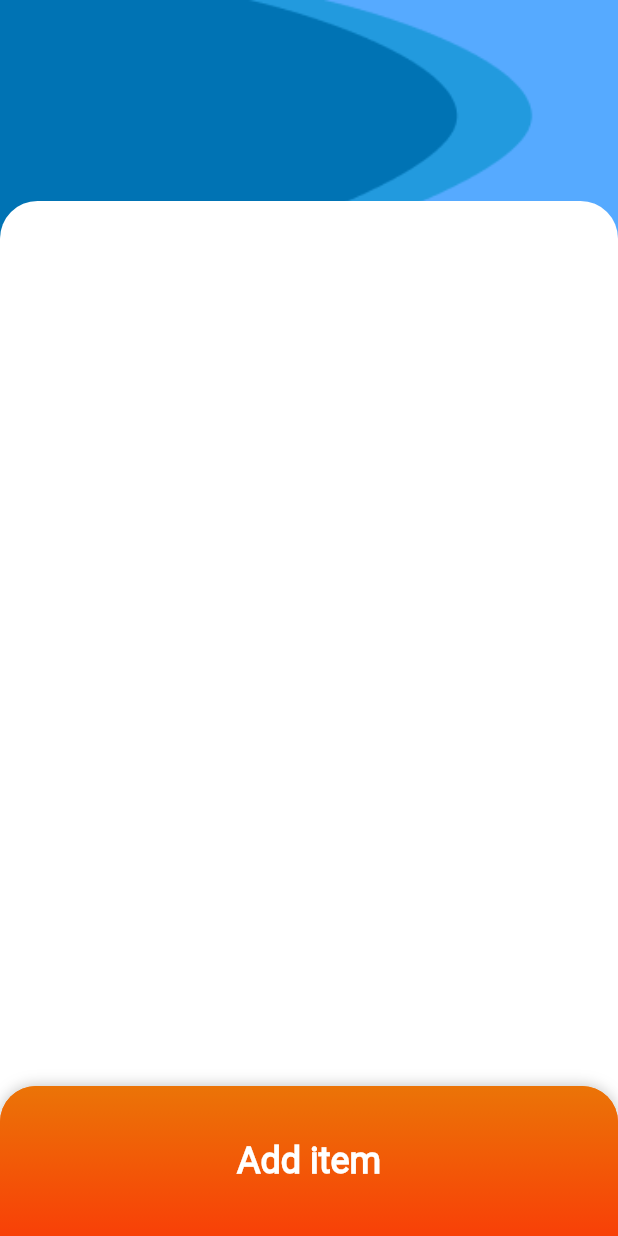
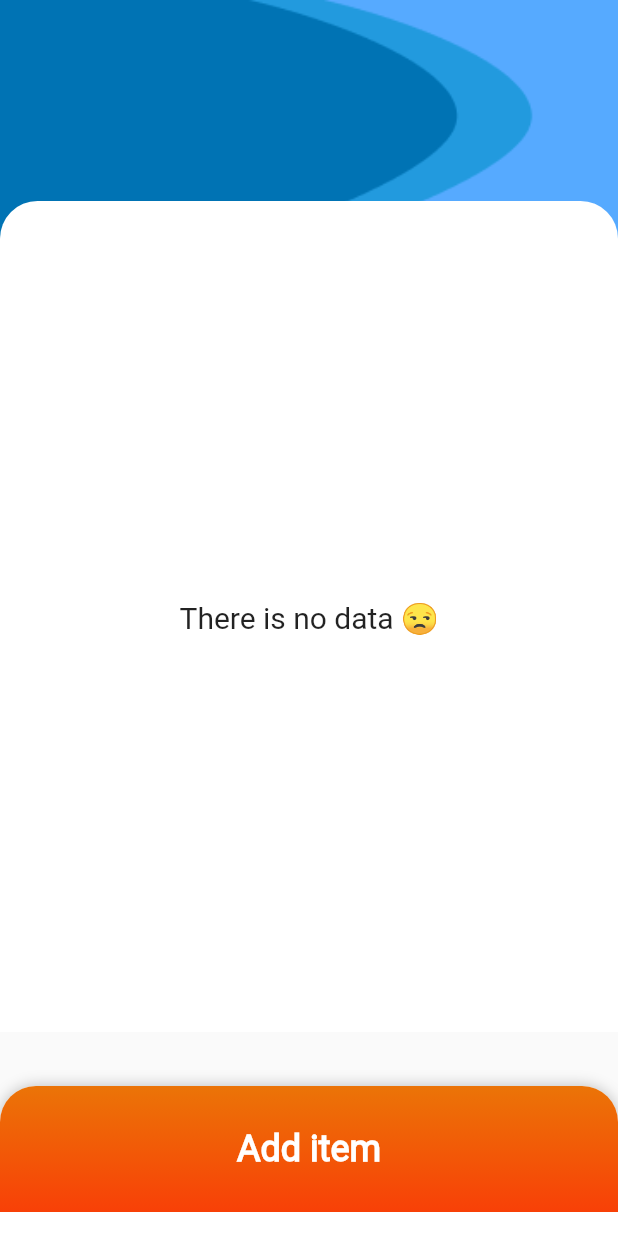
Before and after one commit to ProtsenkoE/flutter_todo, a Flutter app: the screen it shows after launch, on a phone screen of 412 x 824 dp. Run offline on Flutter 3.47's test engine with Material 2 defaults, Android fonts, the phone set to English and light mode, and no system bars; drawn by our look-alikes of sliding_up_panel; our stand-ins replace cloud_firestore, firebase_core, fluro, flutter_slidable, flutter_spinkit, flutter_styled_toast; accounts and stored records are empty.

```diff
--- a/lib/config/string_constants.dart
+++ b/lib/config/string_constants.dart
@@ -9,9 +9,18 @@ const String loadingText = 'loading';
 // Button Name
 const String addItem = 'Add item';
 const String backButton = 'Back';
+const String cancelButton = 'Cancel';
+const String deleteButton = 'Delete';
 
 // Placeholder
 const String addItemPlaceholder = 'Enter a name';
 
+// No data
+const String noData = 'There is no data 😒';
+
 // Collections
 const String todos = 'todos';
+
+// Messages text
+const String error = 'Please enter your name!';
+const String deleteItem = 'Are you sure you want to delete?';
--- a/lib/models/todo.dart
+++ b/lib/models/todo.dart
@@ -1,48 +1,14 @@
-import 'package:cloud_firestore/cloud_firestore.dart';
-import 'package:flutter_todo/config/string_constants.dart' as string_constants;
-
 class Todo {
   late String title;
   late String image;
   late bool isChecked;
+  late dynamic createdAt;
   String? id;
 
   Todo(
       {required this.title,
       required this.isChecked,
       required this.image,
+      required this.createdAt,
       this.id});
-
-  static List<Todo> getTodoList(QuerySnapshot snapshot) {
-    return snapshot.docs.map((doc) {
-      return Todo(
-        isChecked: doc['isChecked'],
-        image: doc['image'],
-        title: doc['title'],
-        id: doc.id,
-      );
-    }).toList();
-  }
-
-  static Future<Todo> getTodoDetails(String id) async {
-    var collection =
-        FirebaseFirestore.instance.collection(string_constants.todos);
-    var docSnapshot = await collection.doc(id).get();
-
-    if (docSnapshot.exists) {
-      Map<String, dynamic>? data = docSnapshot.data();
-
-      return Todo(
-        isChecked: data?['isChecked'],
-        image: data?['image'],
-        title: data?['title'],
-      );
-    } else {
-      return Todo(
-        isChecked: false,
-        image: '',
-        title: '',
-      );
-    }
-  }
 }
--- a/lib/screens/item_details.dart
+++ b/lib/screens/item_details.dart
@@ -1,6 +1,7 @@
 import 'package:flutter/cupertino.dart';
 import 'package:flutter/material.dart';
 import 'package:flutter/painting.dart';
+import 'package:flutter_todo/config/api.dart';
 import 'package:flutter_todo/config/image_constants.dart';
 import 'package:flutter_todo/models/todo.dart';
 import 'package:flutter_todo/widgets/top_bar.dart';
@@ -16,7 +17,7 @@ class ItemDetails extends StatefulWidget {
 }
 
 class _ItemDetailsState extends State<ItemDetails> {
-  Todo item = Todo(isChecked: false, image: '', title: '');
+  Todo item = Todo(isChecked: false, image: '', title: '', createdAt: '');
 
   @override
   void initState() {
@@ -25,7 +26,7 @@ class _ItemDetailsState extends State<ItemDetails> {
   }
 
   void getDetails() async {
-    var result = await Todo.getTodoDetails(widget.id);
+    var result = await Api.getTodoDetails(widget.id);
     setState(() {
       item = result;
     });
--- a/lib/screens/todo_wrapper_screen.dart
+++ b/lib/screens/todo_wrapper_screen.dart
@@ -1,9 +1,8 @@
 import 'package:cloud_firestore/cloud_firestore.dart';
 import 'package:flutter/cupertino.dart';
 import 'package:flutter/material.dart';
+import 'package:flutter_todo/config/api.dart';
 import 'package:flutter_todo/config/string_constants.dart' as string_constants;
-import 'package:flutter_todo/models/todo.dart';
-import 'package:flutter_todo/widgets/button_up_panel.dart';
 import 'package:flutter_todo/widgets/header_up_panel.dart';
 import 'package:flutter_todo/widgets/main_up_panel.dart';
 import 'package:flutter_todo/widgets/todo_item_wrapper.dart';
@@ -46,15 +45,15 @@ class UpPanel extends StatelessWidget {
     return SlidingUpPanel(
       maxHeight: 400.0,
       controller: _pc1,
-      panel: const MainUpPanel(),
-      collapsed: ButtonUpPanel(
+      panel: MainUpPanel(controller: _pc1),
+      header: HeaderUpPanel(
         radius: radius,
         controller: _pc1,
       ),
-      header: HeaderUpPanel(radius: radius),
       body: StreamBuilder(
         stream: FirebaseFirestore.instance
             .collection(string_constants.todos)
+            .orderBy('createdAt', descending: true)
             .snapshots(),
         builder: (BuildContext context, AsyncSnapshot<dynamic> snapshot) {
           if (!snapshot.hasData) {
@@ -67,7 +66,16 @@ class UpPanel extends StatelessWidget {
             child: Stack(
               children: [
                 const TopBar(),
-                TodoItemWrapper(todoList: Todo.getTodoList(snapshot.data)),
+                TodoItemWrapper(todoList: Api.getTodoList(snapshot.data)),
+                if (snapshot.data.size == 0)
+                  const Center(
+                    child: Text(
+                      string_constants.noData,
+                      style: TextStyle(
+                        fontSize: 20.0,
+                      ),
+                    ),
+                  )
                 // TodoItemWrapper(todoList: result),
               ],
             ),
--- a/lib/widgets/button_up_panel.dart
+++ /dev/null
@@ -1,52 +0,0 @@
-import 'package:flutter/cupertino.dart';
-import 'package:flutter/material.dart';
-import 'package:flutter_todo/config/color_constants.dart';
-import 'package:sliding_up_panel/sliding_up_panel.dart';
-import 'package:flutter_todo/config/string_constants.dart' as string_constant;
-
-class ButtonUpPanel extends StatelessWidget {
-  const ButtonUpPanel({
-    Key? key,
-    required this.radius,
-    required this.controller,
-  }) : super(key: key);
-
-  final BorderRadiusGeometry radius;
-  final PanelController controller;
-
-  @override
-  Widget build(BuildContext context) {
-    return GestureDetector(
-      onTap: () {
-        if (controller.isPanelClosed) {
-          controller.open();
-        } else {
-          controller.close();
-        }
-      },
-      child: Container(
-        decoration: BoxDecoration(
-          gradient: LinearGradient(
-            colors: [
-              ColorConstants.lightOrangeColor,
-              ColorConstants.orangeColor
-            ],
-            begin: Alignment.topCenter,
-            end: Alignment.bottomCenter,
-          ),
-          borderRadius: radius,
-        ),
-        child: const Center(
-          child: Text(
-            string_constant.addItem,
-            style: TextStyle(
-              color: Colors.white,
-              fontWeight: FontWeight.bold,
-              fontSize: 24.0,
-            ),
-          ),
-        ),
-      ),
-    );
-  }
-}
--- a/lib/widgets/header_up_panel.dart
+++ b/lib/widgets/header_up_panel.dart
@@ -2,23 +2,37 @@ import 'package:flutter/cupertino.dart';
 import 'package:flutter/material.dart';
 import 'package:flutter_todo/config/color_constants.dart';
 import 'package:flutter_todo/config/string_constants.dart' as string_constant;
+import 'package:sliding_up_panel/sliding_up_panel.dart';
 
 class HeaderUpPanel extends StatelessWidget {
   const HeaderUpPanel({
     Key? key,
     required this.radius,
+    required this.controller,
   }) : super(key: key);
 
   final BorderRadiusGeometry radius;
+  final PanelController controller;
 
   @override
   Widget build(BuildContext context) {
-    return Container(
+    return GestureDetector(
+      onTap: () {
+        if (controller.isPanelClosed) {
+          controller.open();
+        } else {
+          controller.close();
+        }
+      },
+      child: Container(
         height: 84.0,
         width: MediaQuery.of(context).size.width,
         decoration: BoxDecoration(
           gradient: LinearGradient(
-          colors: [ColorConstants.lightOrangeColor, ColorConstants.orangeColor],
+            colors: [
+              ColorConstants.lightOrangeColor,
+              ColorConstants.orangeColor
+            ],
             begin: Alignment.topCenter,
             end: Alignment.bottomCenter,
           ),
@@ -34,6 +48,7 @@ class HeaderUpPanel extends StatelessWidget {
             ),
           ),
         ),
+      ),
     );
   }
 }
--- a/lib/widgets/main_up_panel.dart
+++ b/lib/widgets/main_up_panel.dart
@@ -1,18 +1,27 @@
 import 'package:flutter/cupertino.dart';
 import 'package:flutter/material.dart';
+import 'package:flutter_todo/config/api.dart';
 import 'package:flutter_todo/config/color_constants.dart';
 import 'package:flutter_todo/config/string_constants.dart' as string_constant;
+import 'package:flutter_todo/config/toast_messages.dart';
+import 'package:sliding_up_panel/sliding_up_panel.dart';
 
 class MainUpPanel extends StatefulWidget {
   const MainUpPanel({
     Key? key,
+    required this.controller,
   }) : super(key: key);
+
+  final PanelController controller;
 
   @override
   State<MainUpPanel> createState() => _MainUpPanelState();
 }
 
 class _MainUpPanelState extends State<MainUpPanel> {
+  String newTitle = '';
+  final _controller = TextEditingController();
+
   @override
   Widget build(BuildContext context) {
     return Column(
@@ -22,6 +31,12 @@ class _MainUpPanelState extends State<MainUpPanel> {
         Padding(
           padding: const EdgeInsets.symmetric(horizontal: 28.0, vertical: 16.0),
           child: TextField(
+            controller: _controller,
+            onChanged: (newText) {
+              setState(() {
+                newTitle = newText;
+              });
+            },
             decoration: InputDecoration(
               hintText: string_constant.addItemPlaceholder,
               fillColor: ColorConstants.lightMintColor,
@@ -39,7 +54,18 @@ class _MainUpPanelState extends State<MainUpPanel> {
             height: 70.0,
             child: FloatingActionButton(
               backgroundColor: ColorConstants.blueColor2,
-              onPressed: () {},
+              onPressed: () {
+                if (newTitle == '') {
+                  ToastMessages.error(string_constant.error, context);
+                } else {
+                  Api.addItem(newTitle);
+                  _controller.clear();
+                  setState(() {
+                    newTitle = '';
+                  });
+                  widget.controller.close();
+                }
+              },
               tooltip: string_constant.addItem,
               child: const Icon(Icons.add),
             ),
--- a/lib/widgets/todo_item_wrapper.dart
+++ b/lib/widgets/todo_item_wrapper.dart
@@ -18,7 +18,7 @@ class TodoItemWrapper extends StatelessWidget {
       child: Column(
         children: [
           Container(
-            height: MediaQuery.of(context).size.height,
+            height: MediaQuery.of(context).size.height - 270,
             width: MediaQuery.of(context).size.width,
             decoration: const BoxDecoration(
               color: Colors.white,
@@ -28,6 +28,8 @@ class TodoItemWrapper extends StatelessWidget {
               ),
             ),
             child: ListView.builder(
+              scrollDirection: Axis.vertical,
+              shrinkWrap: true,
               itemCount: todoList.length,
               itemBuilder: (context, index) {
                 var item = todoList[index];
--- a/pubspec.yaml
+++ b/pubspec.yaml
@@ -39,6 +39,8 @@ dependencies:
   cupertino_icons: ^1.0.2
   firebase_core: ^1.10.0
   cloud_firestore: ^3.1.0
+  flutter_styled_toast: ^2.0.0
+  flutter_slidable: ^1.1.0
 
 dev_dependencies:
   flutter_test:
```
Also changed, not shown: lib/config/api.dart (+63 -0 lines), lib/config/toast_messages.dart (added, +34 -0 lines), lib/main.dart (+1 -8 lines), lib/widgets/alert.dart (added, +42 -0 lines), lib/widgets/todo_item.dart (+33 -9 lines), pubspec.lock. Lines whose indentation alone changed are shown as unchanged.
